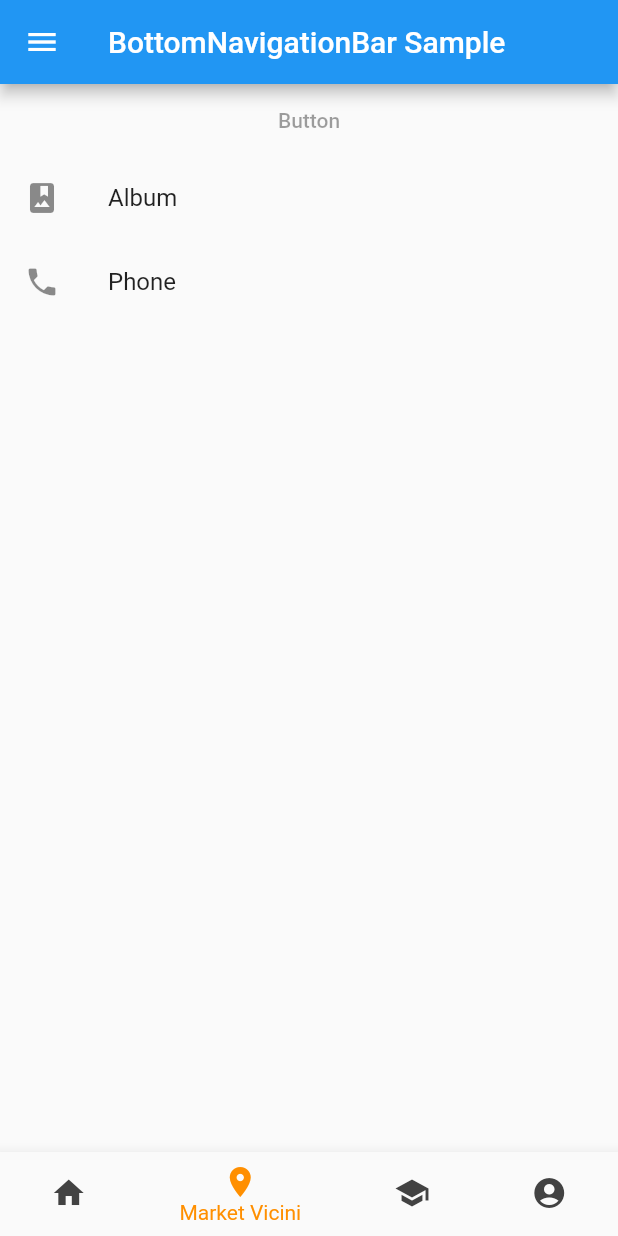
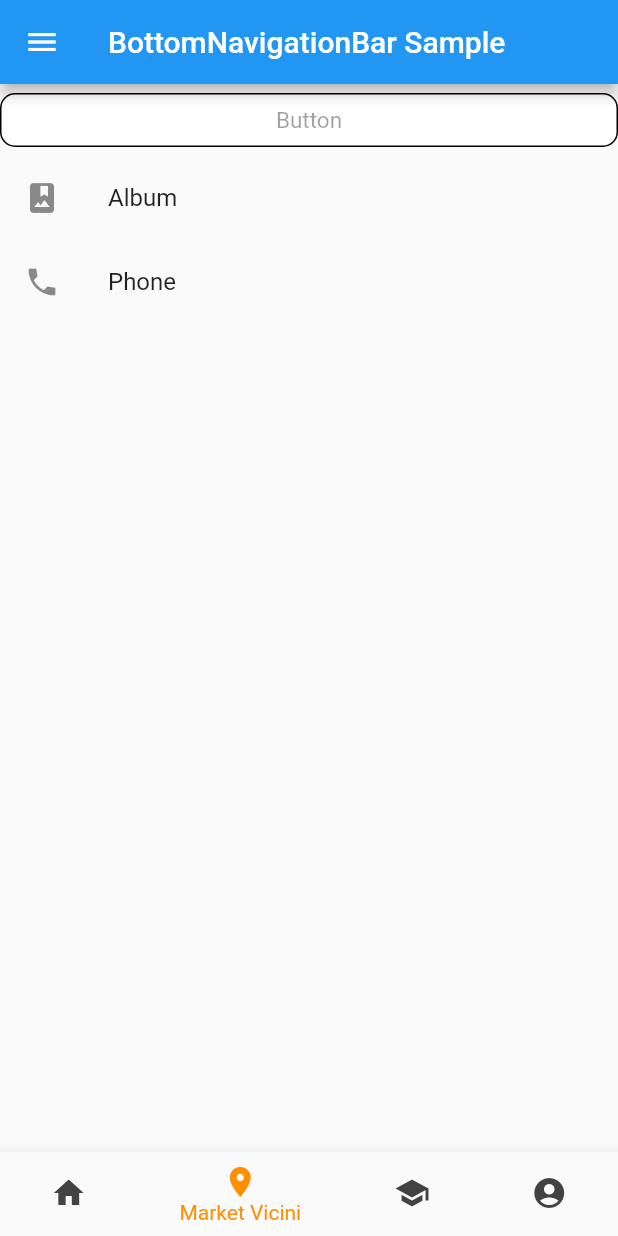
Before and after one commit to zfeder/marketshop_app, a Flutter app: the screen it shows after launch, item 2 of the bottom bar chosen, on a phone screen of 412 x 824 dp. Run offline on Flutter 3.47's test engine with Material 2 defaults, Android fonts, the phone set to English and light mode, and no system bars.

```diff
--- a/lib/main.dart
+++ b/lib/main.dart
@@ -77,16 +77,24 @@ class _MyStatefulWidgetState extends State<MyStatefulWidget> {
       ),
 
     ListView(
-      children: const <Widget>[
+      children: <Widget>[
         TextButton(
+            style: TextButton.styleFrom(
+                side: const BorderSide(width: 1.0),
+                textStyle: const TextStyle(fontSize: 15),
+                backgroundColor: Colors.white,
+                shape: const RoundedRectangleBorder(
+                  borderRadius: BorderRadius.all(Radius.circular(10)),
+                )
+            ),
             onPressed: null,
             child: Text('Button'),
         ),
-        ListTile(
+        const ListTile(
           leading: Icon(Icons.photo_album),
           title: Text('Album'),
         ),
-        ListTile(
+        const ListTile(
           leading: Icon(Icons.phone),
           title: Text('Phone'),
         ),
```
